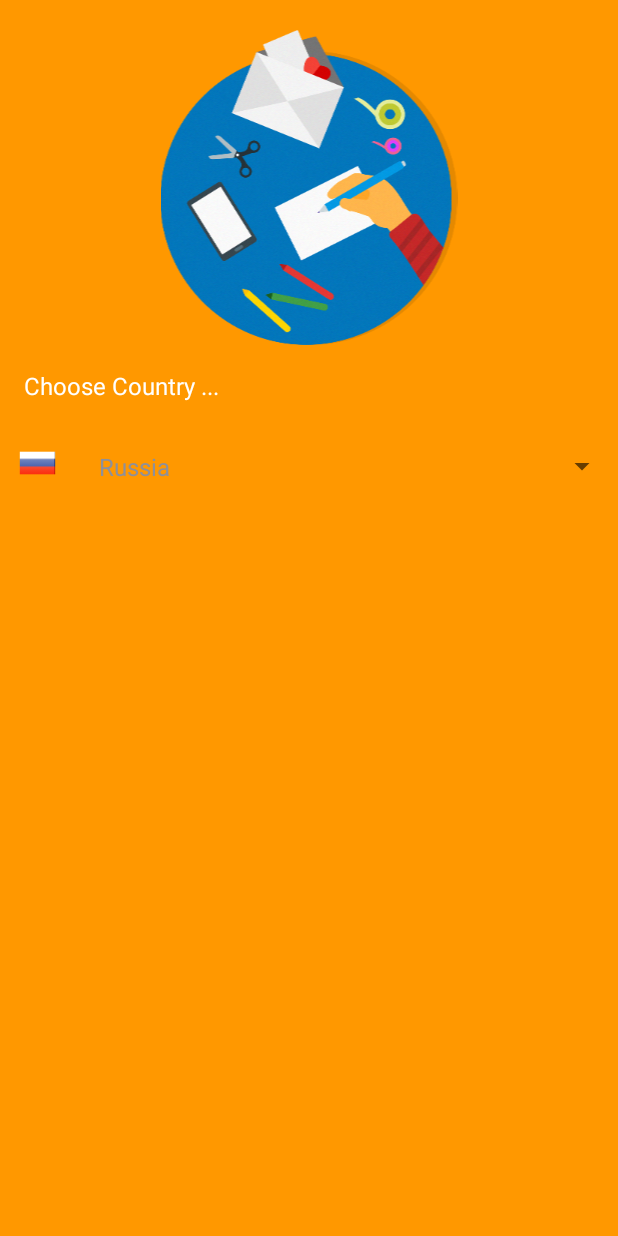
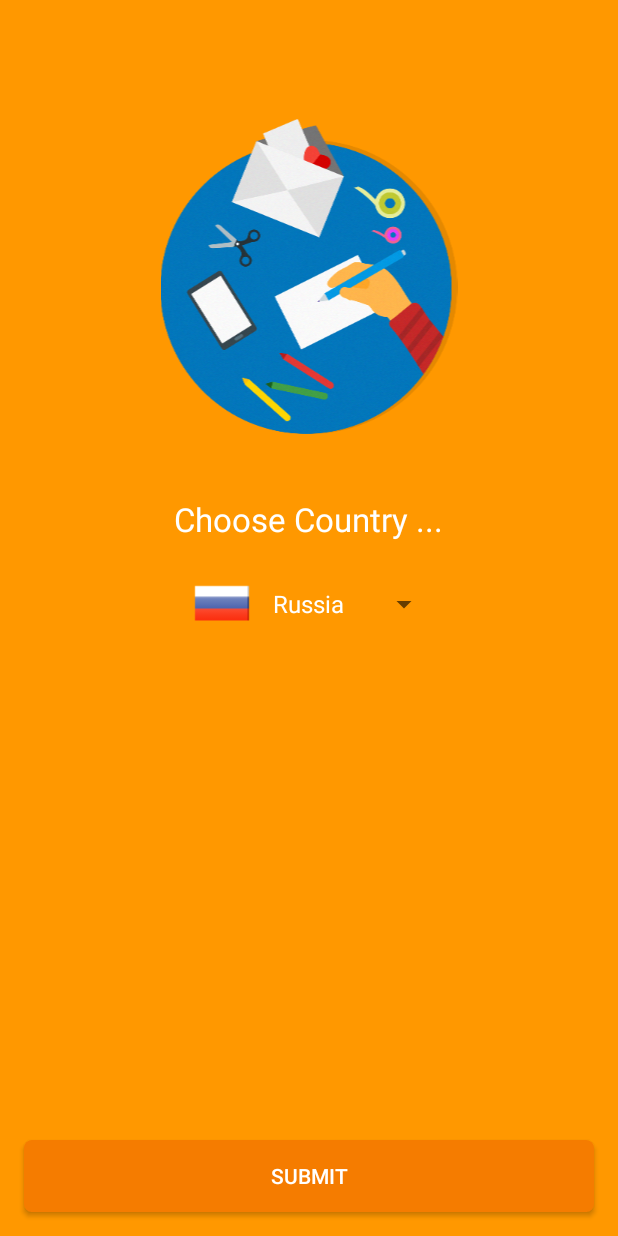
Before and after one commit to solandmedotru/Holidays, an Android app: the screen it shows after launch (Splashscreen), on a phone screen of 412 x 824 dp. Run offline under Robolectric (Android 15) with nearby library versions, the phone set to English and light mode, and no system bars.

Commit message:
Created action to choose country in spinner

```diff
--- a/app/src/main/java/ru/solandme/holidays/MainActivity.java
+++ b/app/src/main/java/ru/solandme/holidays/MainActivity.java
@@ -1,7 +1,10 @@
 package ru.solandme.holidays;
 
+import android.content.Context;
+import android.content.SharedPreferences;
 import android.support.v7.app.AppCompatActivity;
 import android.os.Bundle;
+import android.widget.TextView;
 
 public class MainActivity extends AppCompatActivity {
 
@@ -9,5 +12,11 @@ public class MainActivity extends AppCompatActivity {
     protected void onCreate(Bundle savedInstanceState) {
         super.onCreate(savedInstanceState);
         setContentView(R.layout.activity_main);
+
+        TextView textView = (TextView) findViewById(R.id.textView);
+
+        SharedPreferences sharedPreferences = getApplicationContext().getSharedPreferences("settings", Context.MODE_PRIVATE);
+        String text = String.valueOf(sharedPreferences.getInt("country", 0));
+        textView.setText(text);
     }
 }
--- a/app/src/main/java/ru/solandme/holidays/Splashscreen.java
+++ b/app/src/main/java/ru/solandme/holidays/Splashscreen.java
@@ -1,30 +1,68 @@
 package ru.solandme.holidays;
 
+import android.content.Context;
+import android.content.Intent;
+import android.content.SharedPreferences;
 import android.support.v7.app.AppCompatActivity;
 import android.os.Bundle;
-import android.widget.ArrayAdapter;
+import android.view.View;
+import android.widget.AdapterView;
+import android.widget.Button;
 import android.widget.Spinner;
 
 import ru.solandme.holidays.adapters.CustomSpinnerAdapter;
 
 public class Splashscreen extends AppCompatActivity {
 
-    private Spinner countries;
     private int[] flags = {R.mipmap.ic_russia, R.mipmap.ic_usa};
+
+    private Context context;
+
+    private int currentCountrySelected;
+
+    private SharedPreferences sharedPreferences;
+
 
     @Override
     protected void onCreate(Bundle savedInstanceState) {
         super.onCreate(savedInstanceState);
         setContentView(R.layout.activity_splashscreen);
 
+        context = getApplicationContext();
+
         initViews();
     }
 
     private void initViews() {
+        sharedPreferences = context.getSharedPreferences("settings", Context.MODE_PRIVATE);
+        currentCountrySelected = sharedPreferences.getInt("country", 0);
 
-        countries = (Spinner) findViewById(R.id.countrySpinner);
-        CustomSpinnerAdapter spinnerAdapter = new CustomSpinnerAdapter(getApplicationContext(), flags, getResources().getStringArray(R.array.countries));
-        countries.setAdapter(spinnerAdapter);
+        Spinner countriesSpinner = (Spinner) findViewById(R.id.countrySpinner);
+        CustomSpinnerAdapter spinnerAdapter = new CustomSpinnerAdapter(context, flags, getResources().getStringArray(R.array.countries));
+        countriesSpinner.setAdapter(spinnerAdapter);
+        countriesSpinner.setSelection(currentCountrySelected);
 
+        countriesSpinner.setOnItemSelectedListener(new AdapterView.OnItemSelectedListener() {
+            @Override
+            public void onItemSelected(AdapterView<?> parent, View view, int position, long id) {
+                currentCountrySelected = position;
+            }
+
+            @Override
+            public void onNothingSelected(AdapterView<?> parent) {
+            }
+        });
+
+        Button submitBtn = (Button) findViewById(R.id.submitBtn);
+        submitBtn.setOnClickListener(new View.OnClickListener() {
+            @Override
+            public void onClick(View v) {
+                SharedPreferences.Editor editor = sharedPreferences.edit();
+                editor.putInt("country", currentCountrySelected).apply();
+
+                startActivity(new Intent(Splashscreen.this, MainActivity.class));
+                finish();
+            }
+        });
     }
 }
--- /dev/null
+++ b/app/src/main/res/drawable/button_bg.xml
@@ -0,0 +1,6 @@
+<?xml version="1.0" encoding="utf-8"?>
+<shape xmlns:android="http://schemas.android.com/apk/res/android">
+    <corners android:radius="5dp"/>
+    <solid android:color="@color/colorPrimaryDark"/>
+
+</shape>
--- a/app/src/main/res/drawable/spinner_bg.xml
+++ b/app/src/main/res/drawable/spinner_bg.xml
@@ -5,7 +5,7 @@
     <solid android:color="@color/colorPrimary" />
     <corners android:radius="5dp" />
     <stroke
-        android:width="1dp"
+        android:width="2dp"
         android:color="@color/colorPrimaryDark" />
 
 </shape>
--- a/app/src/main/res/layout/activity_main.xml
+++ b/app/src/main/res/layout/activity_main.xml
@@ -11,6 +11,7 @@
     tools:context="ru.solandme.holidays.MainActivity">
 
     <TextView
+        android:id="@+id/textView"
         android:layout_width="wrap_content"
         android:layout_height="wrap_content"
         android:text="Hello World!" />
--- a/app/src/main/res/layout/activity_splashscreen.xml
+++ b/app/src/main/res/layout/activity_splashscreen.xml
@@ -1,33 +1,52 @@
 <?xml version="1.0" encoding="utf-8"?>
-<LinearLayout xmlns:android="http://schemas.android.com/apk/res/android"
+<RelativeLayout xmlns:android="http://schemas.android.com/apk/res/android"
     xmlns:tools="http://schemas.android.com/tools"
     android:id="@+id/activity_splashscreen"
     android:layout_width="match_parent"
     android:layout_height="match_parent"
     android:background="@color/colorPrimary"
-    android:orientation="vertical"
     tools:context="ru.solandme.holidays.Splashscreen">
 
-    <ImageView
+    <Button
+        android:id="@+id/submitBtn"
         android:layout_width="match_parent"
         android:layout_height="wrap_content"
-        android:layout_marginTop="20dp"
-        android:src="@mipmap/splash" />
-
-    <TextView
-        android:layout_width="match_parent"
-        android:layout_height="wrap_content"
+        android:layout_alignParentBottom="true"
+        android:layout_centerHorizontal="true"
         android:layout_margin="16dp"
-        android:text="@string/choose_country"
-        android:textColor="@android:color/white"
-        android:textSize="16sp" />
+        android:background="@drawable/button_bg"
+        android:text="Submit"
+        android:textColor="@android:color/white" />
 
     <Spinner
         android:id="@+id/countrySpinner"
+        android:layout_width="wrap_content"
+        android:layout_height="wrap_content"
+        android:layout_below="@+id/title_country_chooser"
+        android:layout_centerHorizontal="true"
+        android:layout_marginTop="12dp"
+        android:minHeight="20dp"
+        android:spinnerMode="dropdown" />
+
+    <ImageView
+        android:id="@+id/imageView"
         android:layout_width="match_parent"
         android:layout_height="wrap_content"
-        android:layout_marginBottom="10dp"
-        android:spinnerMode="dropdown" />
+        android:layout_marginTop="79dp"
+        android:src="@mipmap/splash"
+        android:layout_alignParentTop="true"
+        android:layout_alignParentLeft="true"
+        android:layout_alignParentStart="true" />
 
+    <TextView
+        android:id="@+id/title_country_chooser"
+        style="@android:style/TextAppearance.DeviceDefault.Large"
+        android:layout_width="wrap_content"
+        android:layout_height="wrap_content"
+        android:layout_marginTop="42dp"
+        android:text="@string/choose_country"
+        android:textColor="@android:color/white"
+        android:layout_below="@+id/imageView"
+        android:layout_centerHorizontal="true" />
 
-</LinearLayout>
+</RelativeLayout>
--- a/app/src/main/res/layout/custom_spinner_items.xml
+++ b/app/src/main/res/layout/custom_spinner_items.xml
@@ -1,22 +1,31 @@
 <?xml version="1.0" encoding="utf-8"?>
-<LinearLayout xmlns:android="http://schemas.android.com/apk/res/android"
+<RelativeLayout xmlns:android="http://schemas.android.com/apk/res/android"
     android:layout_width="match_parent"
     android:layout_height="match_parent"
-    android:orientation="horizontal">
+    android:background="@color/colorPrimary">
 
     <ImageView
         android:id="@+id/splashFlagIcon"
-        android:layout_width="50dp"
-        android:layout_height="50dp"
-        android:padding="5dp"
-        android:src="@mipmap/ic_launcher" />
+        android:layout_width="60dp"
+        android:layout_height="60dp"
+        android:src="@mipmap/ic_russia"
+        android:layout_centerVertical="true"
+        android:layout_alignParentLeft="true"
+        android:layout_alignParentStart="true" />
 
     <TextView
         android:id="@+id/splashCountryName"
-        android:layout_width="match_parent"
+        android:layout_width="wrap_content"
         android:layout_height="wrap_content"
         android:padding="@dimen/activity_horizontal_margin"
         android:text="Russia"
-        android:textSize="16sp" />
+        android:layout_gravity="center"
+        android:textColor="@android:color/white"
+        android:textSize="16sp"
+        android:layout_marginLeft="48dp"
+        android:layout_marginStart="48dp"
+        android:layout_centerVertical="true"
+        android:layout_alignParentLeft="true"
+        android:layout_alignParentStart="true" />
 
-</LinearLayout>
+</RelativeLayout>
```
